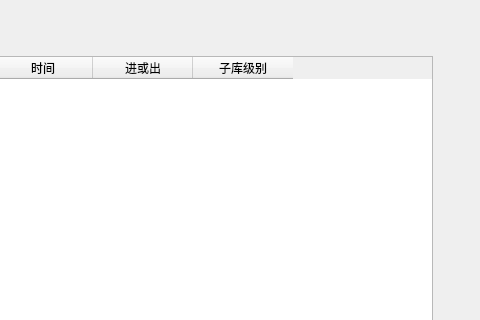
Qt form Dialog/dlggarageingarage.ui (Anne081031/WinParkUI) before a commit; both pictures show x 250 to 730 and y 0 to 320 of the 730 by 692 pixel window.
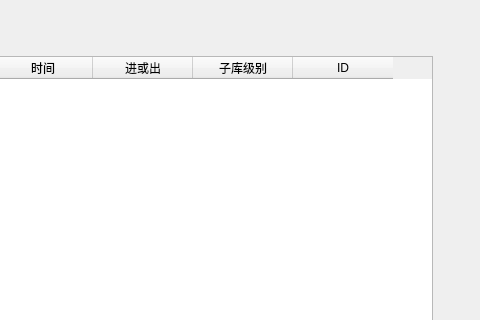
The same form after that commit. Icons and pictures are not drawn.

```diff
--- a/Dialog/dlggarageingarage.ui
+++ b/Dialog/dlggarageingarage.ui
@@ -92,6 +92,11 @@
      <string>子库级别</string>
     </property>
    </column>
+   <column>
+    <property name="text">
+     <string>ID</string>
+    </property>
+   </column>
   </widget>
  </widget>
  <resources/>
```
Left out of the diff: 3 changed lines with no effect on the pictures.
